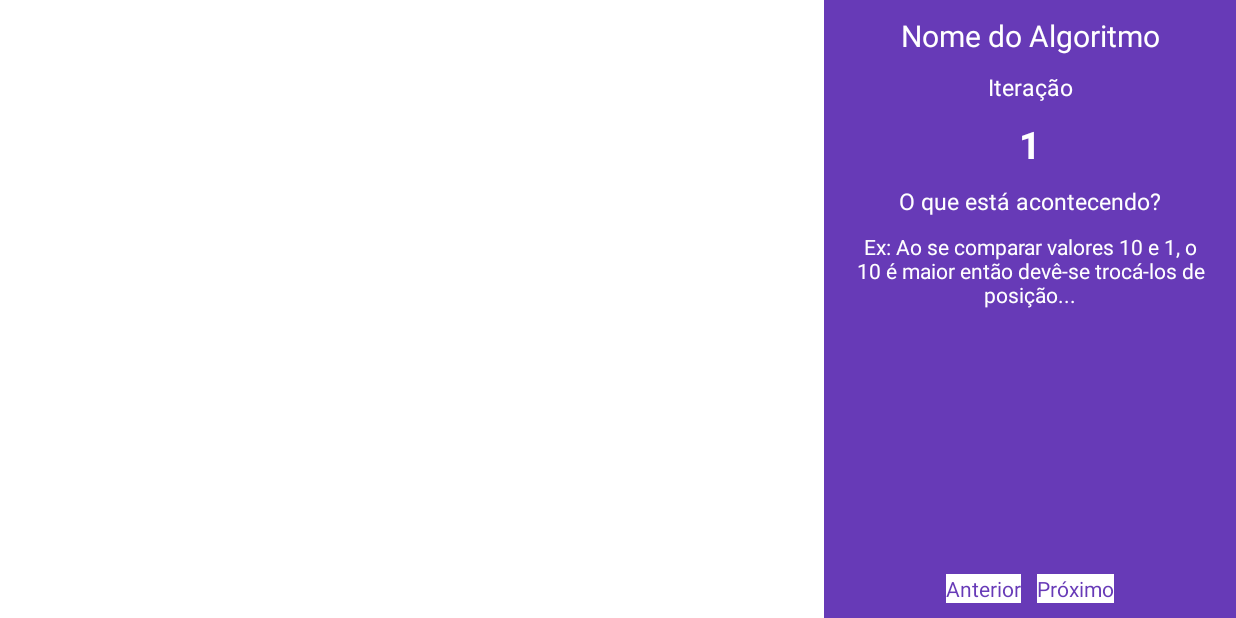
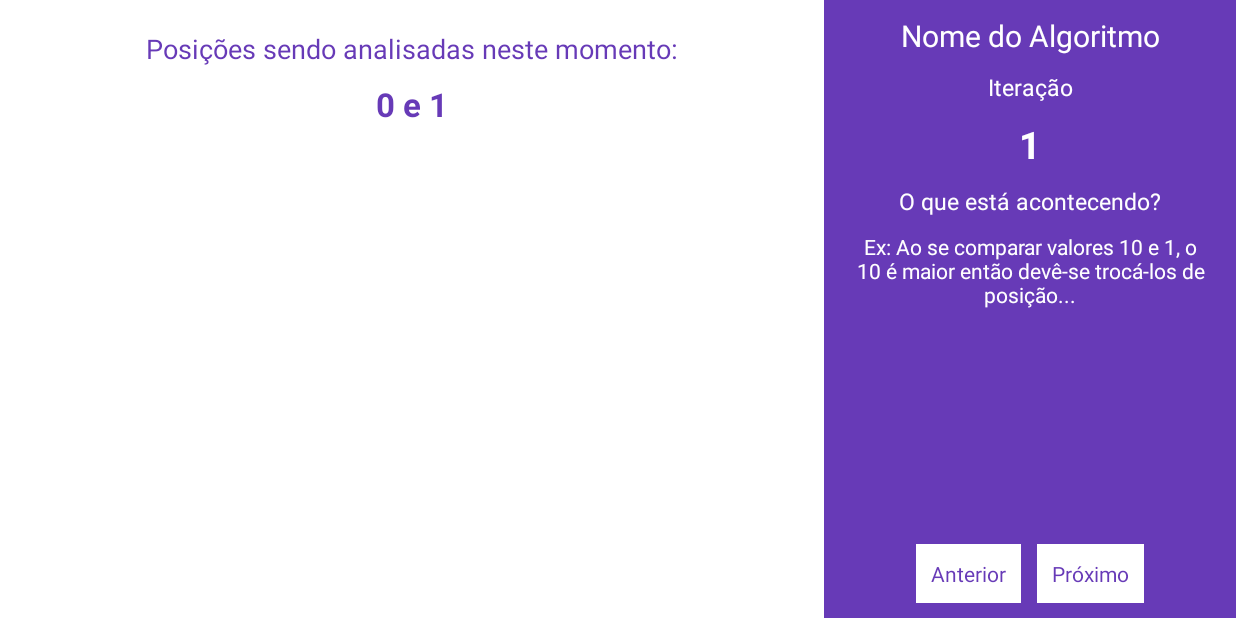
Before and after one commit to TsunaUSX/OrdenaIssoNovo, an Android app: the AlgoritmosActivity screen opened directly, with no data from a screen before it, on a phone screen of 824 x 412 dp (held sideways). Run offline under Robolectric (Android 15) with nearby library versions, the phone set to English and light mode, and no system bars.

Commit message:
Versão Inicial da IC

```diff
--- a/app/build.gradle
+++ b/app/build.gradle
@@ -16,6 +16,10 @@ android {
             proguardFiles getDefaultProguardFile('proguard-android.txt'), 'proguard-rules.pro'
         }
     }
+    compileOptions {
+        targetCompatibility 1.8
+        sourceCompatibility 1.8
+    }
 }
 
 dependencies {
--- a/app/src/main/res/layout/activity_algoritmos.xml
+++ b/app/src/main/res/layout/activity_algoritmos.xml
@@ -16,7 +16,45 @@
         android:layout_gravity="start"
         android:layout_weight="2"
         android:background="@color/branco"
-        />
+        android:id="@+id/idLinearLista">
+
+        <LinearLayout
+            android:layout_width="match_parent"
+            android:layout_height="0dp"
+            android:orientation="vertical"
+            android:layout_weight="1">
+
+            <TextView
+                android:layout_marginTop="20sp"
+                android:layout_width="wrap_content"
+                android:layout_height="wrap_content"
+                android:text="@string/msgPosicoesAnalisadas"
+                android:textColor="@color/roxoclaro"
+                android:layout_gravity="center"
+                android:textSize="18sp"/>
+
+            <TextView
+                android:layout_marginTop="10sp"
+                android:layout_width="wrap_content"
+                android:layout_height="wrap_content"
+                android:textSize="22sp"
+                android:text="@string/posicoesAnalisadas"
+                android:textColor="@color/roxoclaro"
+                android:layout_gravity="center"
+                android:textStyle="bold"/>
+
+
+        </LinearLayout>
+
+        <LinearLayout
+            android:layout_width="match_parent"
+            android:layout_height="wrap_content"
+            android:layout_weight="2">
+
+
+        </LinearLayout>
+
+    </LinearLayout>
 
     <LinearLayout
         android:layout_width="0dp"
@@ -94,16 +132,20 @@
                 android:id="@+id/idbtnAnterior"
                 android:background="@color/branco"
                 android:textColor="@color/roxoclaro"
-                android:layout_marginRight="5sp" />
+                android:layout_marginEnd="5sp"
+                android:padding="10sp"
+                />
 
             <Button
-                android:layout_marginLeft="5sp"
                 android:layout_width="wrap_content"
                 android:layout_height="wrap_content"
                 android:text="@string/continua"
                 android:id="@+id/idbtnProxPasso"
                 android:background="@color/branco"
-                android:textColor="@color/roxoclaro"/>
+                android:textColor="@color/roxoclaro"
+                android:layout_marginStart="5sp"
+                android:padding="10sp"
+                />
 
 
         </LinearLayout>
--- a/app/src/main/res/layout/activity_tela_principal.xml
+++ b/app/src/main/res/layout/activity_tela_principal.xml
@@ -19,9 +19,9 @@
     <EditText
         android:layout_width="match_parent"
         android:layout_height="wrap_content"
-        android:inputType="number"
+        android:inputType="text"
         android:textColor="@color/roxoclaro"
-        android:hint="@string/quantidade"
+        android:hint="@string/insereValores"
         android:textAlignment="center"
         android:id="@+id/idEdtView"
         />
--- a/app/src/main/res/values/strings.xml
+++ b/app/src/main/res/values/strings.xml
@@ -11,5 +11,8 @@
     <string name="qAcontecendo">O que está acontecendo?</string>
     <string name="descPasso">Ex: Ao se comparar valores 10 e 1, o 10 é maior então devê-se trocá-los de posição...</string>
     <string name="anterior">Anterior</string>
+    <string name="insereValores">Insira os números a serem ordenados!</string>
+    <string name="msgPosicoesAnalisadas">Posições sendo analisadas neste momento:</string>
+    <string name="posicoesAnalisadas">0 e 1</string>
 
 </resources>
```
Also changed, not shown: app/src/main/java/com/ordenaisso/gabriel/ordenaisso/TelaPrincipal.java (+56 -2 lines).
